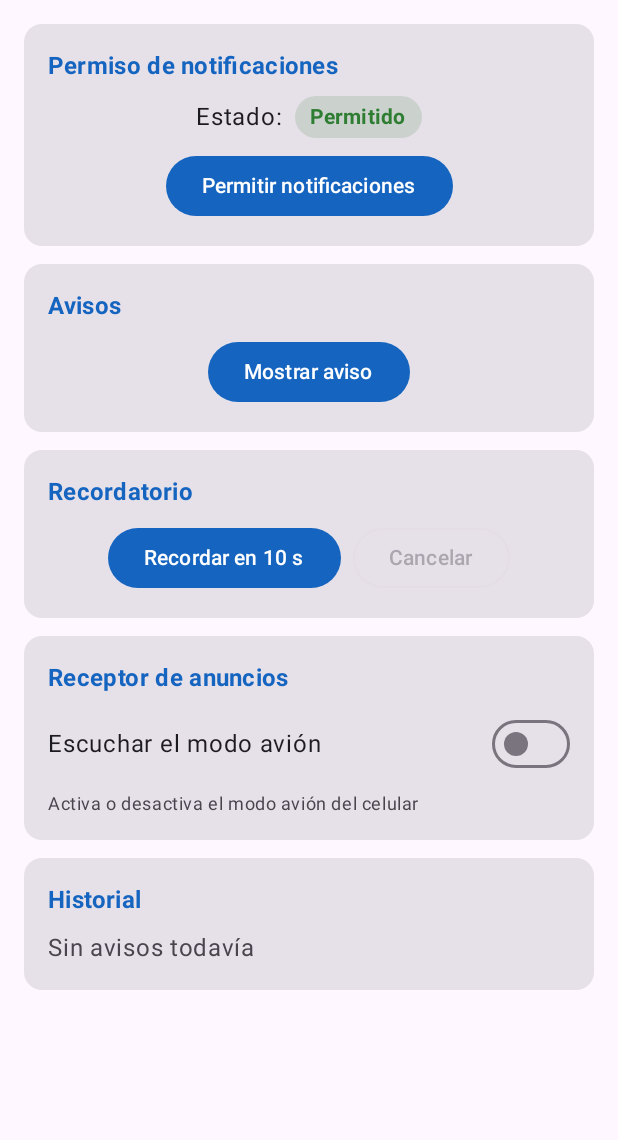
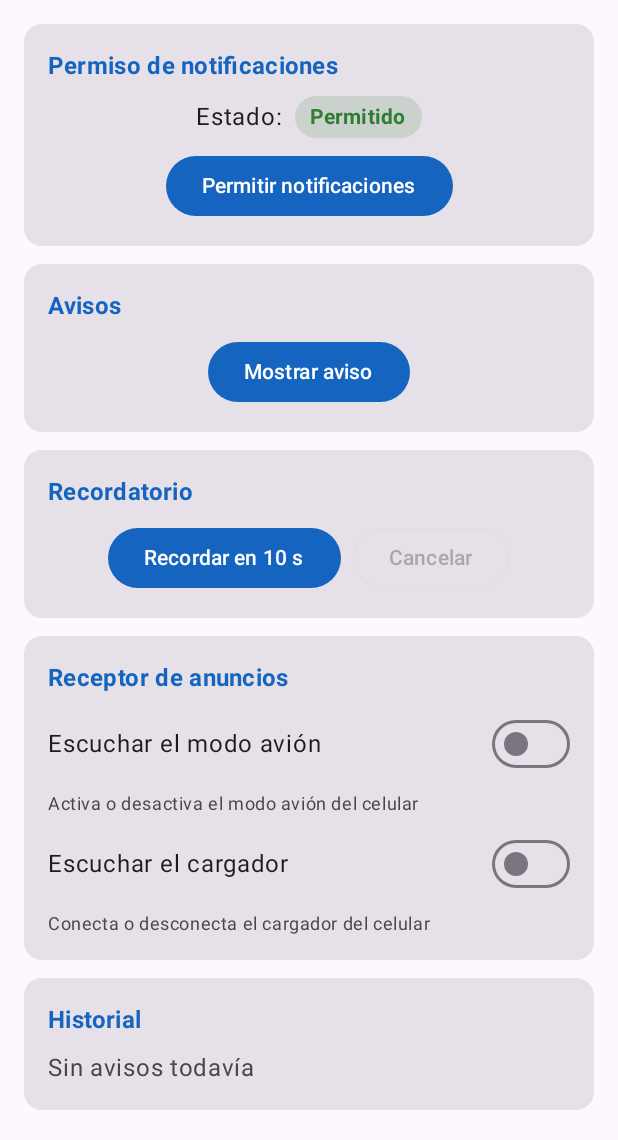
Before and after one commit to willardguillermo/AvisosCampus, an Android app built with Jetpack Compose: the screen it shows after launch (MainActivity), on a phone screen of 412 x 824 dp, the part 96-1236 px from its top. Run offline under Robolectric (Android 15) with nearby library versions, the phone set to English and light mode, and no system bars.

Commit message:
mejora-ia feat(receptor): escucha la conexion del cargador con su propio switch
CargadorReceiver sigue el patron del modo avion: el ViewModel registra el aviso sin Context y el receptor se quita en onDispose; actualiza PROMPTS.md

```diff
--- a/app/src/main/java/com/willard/avisoscampus/model/Modelos.kt
+++ b/app/src/main/java/com/willard/avisoscampus/model/Modelos.kt
@@ -3,7 +3,8 @@ package com.willard.avisoscampus.model
 enum class Origen(val texto: String) {
     BOTON("Botón"),
     RECORDATORIO("Recordatorio"),
-    MODO_AVION("Modo avión")
+    MODO_AVION("Modo avión"),
+    CARGADOR("Cargador")
 }
 
 data class Aviso(
--- a/app/src/main/java/com/willard/avisoscampus/ui/HistorialAvisos.kt
+++ b/app/src/main/java/com/willard/avisoscampus/ui/HistorialAvisos.kt
@@ -66,6 +66,7 @@ private fun EtiquetaOrigen(origen: Origen) {
         Origen.BOTON -> Color(0xFF1565C0)
         Origen.RECORDATORIO -> Color(0xFFB26A00)
         Origen.MODO_AVION -> Color(0xFF7B1FA2)
+        Origen.CARGADOR -> Color(0xFF2E7D32)
     }
     Surface(
         color = color.copy(alpha = 0.15f),
--- a/app/src/main/java/com/willard/avisoscampus/ui/PantallaAvisos.kt
+++ b/app/src/main/java/com/willard/avisoscampus/ui/PantallaAvisos.kt
@@ -44,6 +44,7 @@ import androidx.compose.ui.unit.dp
 import androidx.core.content.ContextCompat
 import com.willard.avisoscampus.model.PermisoUi
 import com.willard.avisoscampus.notificacion.Notificador
+import com.willard.avisoscampus.receiver.CargadorReceiver
 import com.willard.avisoscampus.receiver.ModoAvionReceiver
 import com.willard.avisoscampus.viewmodel.AvisosViewModel
 
@@ -54,6 +55,7 @@ fun PantallaAvisos(vm: AvisosViewModel) {
     val permiso by vm.permiso.collectAsState()
     val faltan by vm.faltan.collectAsState()
     val escuchando by vm.escuchandoAvion.collectAsState()
+    val escuchandoCargador by vm.escuchandoCargador.collectAsState()
     val avisos by vm.avisos.collectAsState()
     val mensaje by vm.mensaje.collectAsState()
 
@@ -83,6 +85,25 @@ fun PantallaAvisos(vm: AvisosViewModel) {
                 contexto,
                 receptor,
                 IntentFilter(Intent.ACTION_AIRPLANE_MODE_CHANGED),
+                ContextCompat.RECEIVER_NOT_EXPORTED
+            )
+            onDispose { contexto.unregisterReceiver(receptor) }
+        } else {
+            onDispose { }
+        }
+    }
+
+    DisposableEffect(escuchandoCargador) {
+        if (escuchandoCargador) {
+            val receptor = CargadorReceiver { conectado -> vm.alCambiarCargador(conectado) }
+            val filtro = IntentFilter().apply {
+                addAction(Intent.ACTION_POWER_CONNECTED)
+                addAction(Intent.ACTION_POWER_DISCONNECTED)
+            }
+            ContextCompat.registerReceiver(
+                contexto,
+                receptor,
+                filtro,
                 ContextCompat.RECEIVER_NOT_EXPORTED
             )
             onDispose { contexto.unregisterReceiver(receptor) }
@@ -219,6 +240,22 @@ fun PantallaAvisos(vm: AvisosViewModel) {
                     style = MaterialTheme.typography.bodySmall,
                     color = MaterialTheme.colorScheme.onSurfaceVariant
                 )
+                Row(
+                    modifier = Modifier.fillMaxWidth(),
+                    verticalAlignment = Alignment.CenterVertically,
+                    horizontalArrangement = Arrangement.SpaceBetween
+                ) {
+                    Text("Escuchar el cargador")
+                    Switch(
+                        checked = escuchandoCargador,
+                        onCheckedChange = { vm.cambiarEscuchaCargador(it) }
+                    )
+                }
+                Text(
+                    text = "Conecta o desconecta el cargador del celular",
+                    style = MaterialTheme.typography.bodySmall,
+                    color = MaterialTheme.colorScheme.onSurfaceVariant
+                )
             }
             HistorialAvisos(avisos)
         }
```
Also changed, not shown: app/src/main/java/com/willard/avisoscampus/receiver/CargadorReceiver.kt (added, +16 -0 lines), app/src/main/java/com/willard/avisoscampus/viewmodel/AvisosViewModel.kt (+18 -0 lines), 1 other file.
